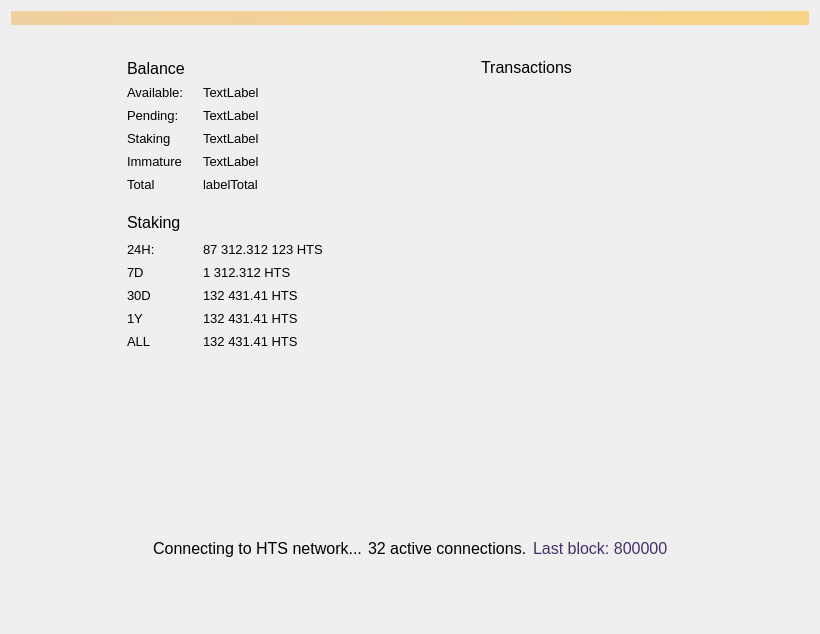
Old version of the form src/qt/forms/overviewpage.ui in the repository diablax2/bts.
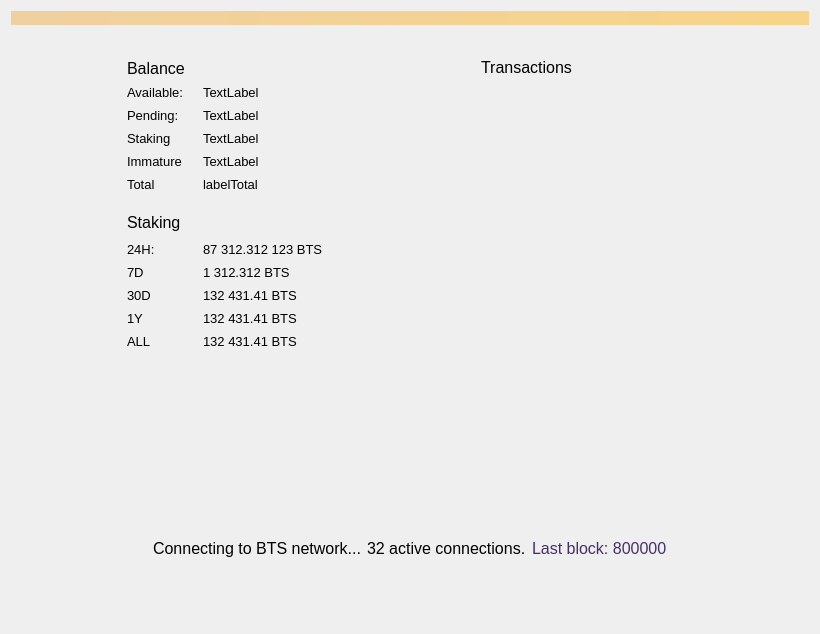
New version of the form. Custom widgets are drawn as their Qt base class.

```diff
--- a/src/qt/forms/overviewpage.ui
+++ b/src/qt/forms/overviewpage.ui
@@ -664,7 +664,7 @@
               <string notr="true">color: #000000</string>
              </property>
              <property name="text">
-              <string>87 312.312 123 HTS</string>
+              <string>87 312.312 123 BTS</string>
              </property>
              <property name="alignment">
               <set>Qt::AlignLeading|Qt::AlignLeft|Qt::AlignVCenter</set>
@@ -726,7 +726,7 @@
               <string notr="true">color: #000000</string>
              </property>
              <property name="text">
-              <string>1 312.312 HTS</string>
+              <string>1 312.312 BTS</string>
              </property>
              <property name="alignment">
               <set>Qt::AlignLeading|Qt::AlignLeft|Qt::AlignVCenter</set>
@@ -748,7 +748,7 @@
               <string notr="true">color: #000000</string>
              </property>
              <property name="text">
-              <string>132 431.41 HTS</string>
+              <string>132 431.41 BTS</string>
              </property>
              <property name="alignment">
               <set>Qt::AlignLeading|Qt::AlignLeft|Qt::AlignVCenter</set>
@@ -850,7 +850,7 @@
               <string notr="true">color: #000000</string>
              </property>
              <property name="text">
-              <string>132 431.41 HTS</string>
+              <string>132 431.41 BTS</string>
              </property>
              <property name="alignment">
               <set>Qt::AlignLeading|Qt::AlignLeft|Qt::AlignVCenter</set>
@@ -912,7 +912,7 @@
               <string notr="true">color: #000000</string>
              </property>
              <property name="text">
-              <string>132 431.41 HTS</string>
+              <string>132 431.41 BTS</string>
              </property>
              <property name="alignment">
               <set>Qt::AlignLeading|Qt::AlignLeft|Qt::AlignVCenter</set>
@@ -1175,7 +1175,7 @@
         <string notr="true">color: #000000</string>
        </property>
        <property name="text">
-        <string>Connecting to HTS network...</string>
+        <string>Connecting to BTS network...</string>
        </property>
        <property name="alignment">
         <set>Qt::AlignCenter</set>
```
